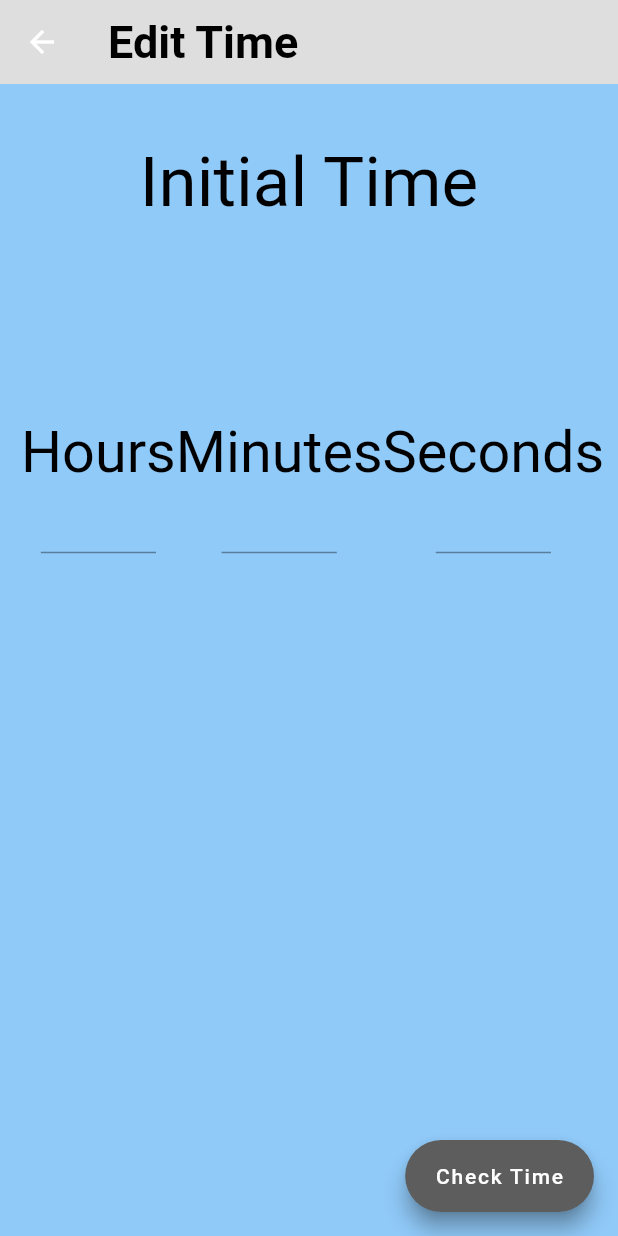
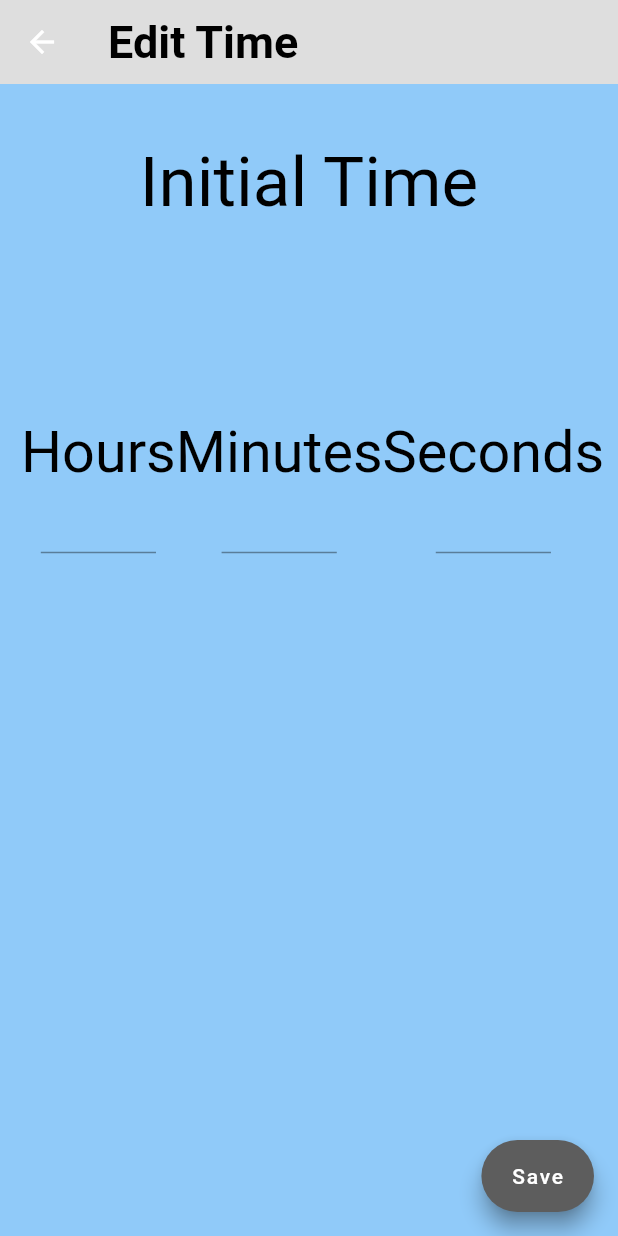
Before and after one commit to lenny1400/diplomarbeit, a Flutter app: the EditTime screen opened directly with empty values, on a phone screen of 412 x 824 dp. Run offline on Flutter 3.47's test engine with Material 2 defaults, Android fonts, the phone set to English and light mode, and no system bars; our stand-ins replace bootstrap_icons, camera, csv, file_picker, firebase_auth, firebase_core and 5 more; missing offline and left inert: dart:ffi; accounts and stored records are empty; statements that could not run were skipped.

Commit message:
hotfix-Time

```diff
--- a/lib/custom_widgets/language.dart
+++ b/lib/custom_widgets/language.dart
@@ -38,7 +38,7 @@ class Languages extends Translations {
       'ti_hours':'Hours',
       'ti_minutes':'Minutes',
       'ti_seconds':'Seconds',
-      'ti_buttonText2':'Check Time',
+      'ti_buttonText2':'Save',
 
     },
     'de_DE': {
@@ -76,7 +76,7 @@ class Languages extends Translations {
       'ti_hours':'Stunden',
       'ti_minutes':'Minuten',
       'ti_seconds':'Sekunden',
-      'ti_buttonText2':'Uhrzeit kontrollieren',
+      'ti_buttonText2':'Speichern',
     }
   };
 }
--- a/lib/main_screens/time_screen.dart
+++ b/lib/main_screens/time_screen.dart
@@ -191,7 +191,10 @@ class _TimePageState extends State<TimePage> {
 
   @override
   void dispose() {
-    _timer?.cancel();
+    var t = _timer;
+    if(t != null) {
+      t.cancel();
+    }
     super.dispose();
   }
 
@@ -526,6 +529,9 @@ class _EditTimeState extends State<EditTime> {
                                   height: MediaQuery.of(context).size.height*0.1,
                                   child: TextFormField(
                                     keyboardType: TextInputType.datetime,
+                                    inputFormatters:[
+                                      LengthLimitingTextInputFormatter(3),
+                                    ],
                                     controller: myhour,
                                     textAlign: TextAlign.center,
                                   ),
@@ -551,6 +557,9 @@ class _EditTimeState extends State<EditTime> {
                                   height: MediaQuery.of(context).size.height*0.1,
                                   child: TextFormField(
                                     keyboardType: TextInputType.datetime,
+                                    inputFormatters:[
+                                      LengthLimitingTextInputFormatter(2),
+                                    ],
                                     controller: mymin,
                                     textAlign: TextAlign.center,
                                   ),
@@ -576,6 +585,9 @@ class _EditTimeState extends State<EditTime> {
                                   height: MediaQuery.of(context).size.height*0.1,
                                   child: TextFormField(
                                     keyboardType: TextInputType.datetime,
+                                    inputFormatters:[
+                                      LengthLimitingTextInputFormatter(2),
+                                    ],
                                     controller: mysec,
                                     textAlign: TextAlign.center,
                                   ),
```
Lines whose indentation alone changed are shown as unchanged.
